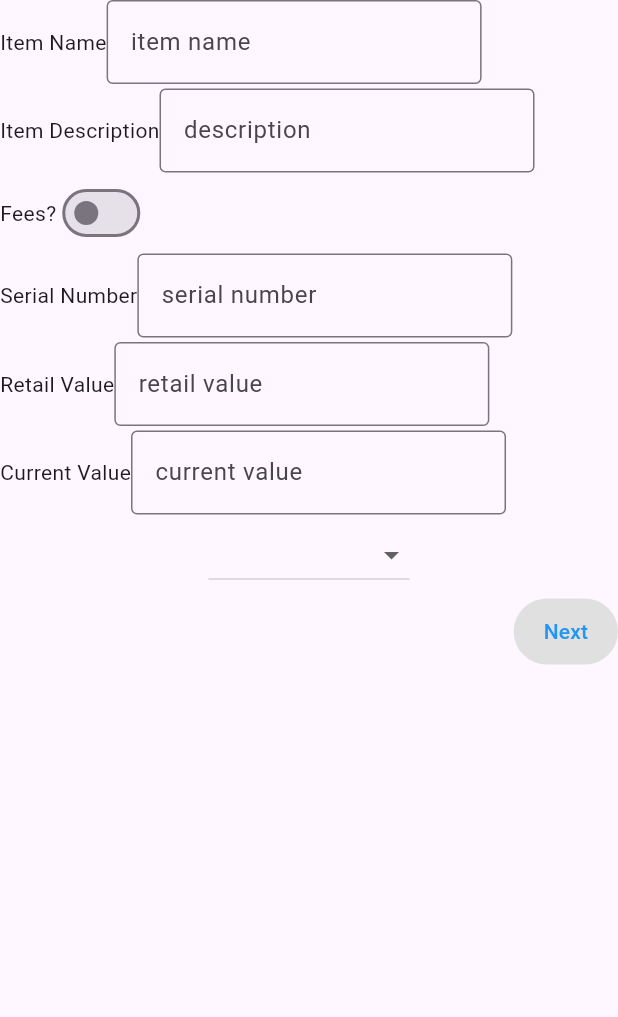
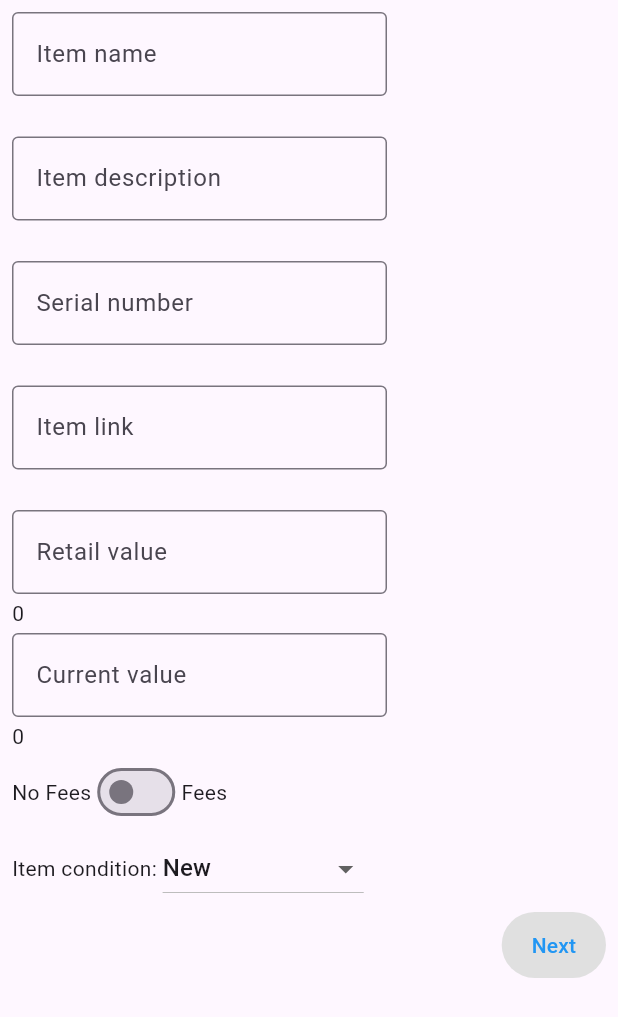
Before and after one commit to ZacSchepis/BorrowMii, a Flutter app: the Step2ItemDetails screen opened directly with empty values, on a phone screen of 412 x 824 dp. Shown: the top 1017 px of the screen. Run offline on Flutter 3.47's test engine with Material 3 defaults, Android fonts, the phone set to English and light mode, and no system bars; our stand-ins replace cloud_firestore, firebase_core; accounts and stored records are empty.

Commit message:
add form control

```diff
--- a/lib/features/items/create_item/create_item_flow.dart
+++ b/lib/features/items/create_item/create_item_flow.dart
@@ -13,7 +13,7 @@ class CreateItemFlow  extends StatefulWidget{
 class _CreateItemFlowState extends State<CreateItemFlow> {
   int _currentStep = 0;
   bool feesEnabled = false;
-  final ItemModel newItem = ItemModel.empty();
+  ItemModel newItem = ItemModel.empty();
   FileImage? image;
 
   void nextStep() {
--- a/lib/features/items/create_item/step2_item_details.dart
+++ b/lib/features/items/create_item/step2_item_details.dart
@@ -1,19 +1,27 @@
 import 'package:flutter/material.dart';
 import 'package:team_d_project/data/models/item_model.dart';
 import 'package:team_d_project/widgets/button.dart';
+import 'package:team_d_project/widgets/form_control.dart';
 
-class Step2ItemDetails extends StatelessWidget {
+
+class Step2ItemDetails extends StatefulWidget {
   final VoidCallback onNext;
   ItemModel item;
   final ValueChanged<bool> onChanged;
   final ValueChanged<String?> onConditionSet;
-  Step2ItemDetails({
-    super.key,
+  Step2ItemDetails(
+      {super.key,
       required this.onNext,
       required this.item,
       required this.onChanged,
-    required this.onConditionSet
-  });
+      required this.onConditionSet});
+
+  @override
+  State<Step2ItemDetails> createState() => _Step2ItemDetailsWidgetState();
+}
+
+class _Step2ItemDetailsWidgetState extends State<Step2ItemDetails> {
+
   List<DropdownMenuItem<String>> get dropdownItems {
     List<DropdownMenuItem<String>> menuItems = [
       DropdownMenuItem(child: Text("New"), value: "new"),
@@ -29,110 +37,64 @@ class Step2ItemDetails extends StatelessWidget {
     // TODO: implement build
     // throw UnimplementedError();
     return Scaffold(
-      body: Column(
+      // appBar: Text("Set Item Info"),
+      body: Padding(
+        padding: const EdgeInsets.all(8.0),
+        child: Column(
           spacing: 3,
+          crossAxisAlignment: CrossAxisAlignment.start,
           children: [
+            FormControl(
+              label: "Item name",
+              onChanged: (value) => widget.item.itemName = value!,
+            ),
+            Text(widget.item.itemName),
+            FormControl(
+                label: "Item description",
+                onChanged: (value) => widget.item.itemDesc = value!),
+            Text(widget.item.itemDesc),
+            FormControl(
+                label: "Serial number",
+                onChanged: (value) => widget.item.itemSerial = value!),
+            Text(widget.item.itemSerial),
+
+            FormControl(
+                label: "Item link", onChanged: (value) => widget.item.itemLink = value!),
+            Text(widget.item.itemLink),
+            FormControl(
+                label: "Retail value",
+                onChanged: (value) =>
+                    widget.item.itemRetail = int.tryParse(value!) ?? 0),
+            Text(widget.item.itemRetail.toString()),
+            FormControl(
+                label: "Current value",
+                onChanged: (value) => widget.item.itemValue = int.tryParse(value!) ?? 0),
+            Text(widget.item.itemValue.toString()),
+
             Row(
               children: [
-              const Text("Item Name"),
-              SizedBox(
-                width: 250,
-                child: TextField(
-                  textInputAction: TextInputAction.go,
-                  decoration: const InputDecoration(
-                      border: OutlineInputBorder(), labelText: 'item name'),
-                  onSubmitted: (value) {
-                    item.itemName = value;
-                  },
-                ),
-              )
+                const Text("No Fees"),
+                Switch(value: false, onChanged: widget.onChanged),
+                const Text("Fees")
               ],
             ),
             Row(
               children: [
-              const Text("Item Description"),
-              SizedBox(
-                width: 250,
-                child: TextField(
-                  textInputAction: TextInputAction.go,
-                  decoration: const InputDecoration(
-                      border: OutlineInputBorder(), labelText: 'description'),
-                  onSubmitted: (value) {
-                    item.itemDesc = value;
-                  },
+                Text("Item condition: "),
+                DropdownButton(
+                  items: dropdownItems,
+                  value: dropdownItems[0].value,
+                  onChanged: widget.onConditionSet,
                 ),
-              )
               ],
             ),
-          Row(
-            children: [
-              const Text("Fees?"),
-              Switch(value: false, onChanged: onChanged)
-            ],
-          ),
-          Row(
-            children: [
-              const Text("Serial Number"),
-              SizedBox(
-                width: 250,
-                child: TextField(
-                  textInputAction: TextInputAction.go,
-                  decoration: const InputDecoration(
-                      border: OutlineInputBorder(), labelText: 'serial number'),
-                  onSubmitted: (value) {
-                    item.itemSerial = value;
-                  },
-                ),
-              )
-            ],
-          ),
-          Row(
-            children: [
-              const Text("Retail Value"),
-              SizedBox(
-                width: 250,
-                child: TextField(
-                  textInputAction: TextInputAction.go,
-                  decoration: const InputDecoration(
-                      border: OutlineInputBorder(), labelText: 'retail value'),
-                  onSubmitted: (value) {
-                    item.itemRetail = int.tryParse(value) ?? 0;
-                  },
-                ),
-              )
-            ],
-          ),
-          Row(
-            children: [
-              const Text("Current Value"),
-              SizedBox(
-                width: 250,
-                child: TextField(
-                  decoration: const InputDecoration(
-                      border: OutlineInputBorder(), labelText: 'current value'),
-                  textInputAction: TextInputAction.go,
-                  onSubmitted: (value) {
-                    item.itemValue = int.tryParse(value) ?? 0;
-                  },
-                ),
-              )
-            ],
-          ),
-          DropdownButton(
-            items: dropdownItems,
-            value: "good",
-            onChanged: onConditionSet,
-
-
-            ),
-
-
             Align(
-            child: Button(text: "Next", onPressed: onNext),
+              child: Button(text: "Next", onPressed: widget.onNext),
               alignment: Alignment.bottomRight,
             ),
           ],
         ),
+      ),
     );
   }
 }
--- /dev/null
+++ b/lib/widgets/form_control.dart
@@ -0,0 +1,37 @@
+import 'package:flutter/material.dart';
+
+class FormControl extends StatefulWidget {
+  final String label;
+  final ValueChanged<String?> onChanged;
+  const FormControl({super.key, required this.label, required this.onChanged});
+
+  @override
+  _FormControlState createState() =>
+      _FormControlState(onChanged: onChanged, label: label);
+}
+
+class _FormControlState extends State<FormControl> {
+  final ValueChanged<String?> onChanged;
+  final String label;
+  _FormControlState({required this.onChanged, required this.label});
+
+  @override
+  Widget build(BuildContext ctx) {
+    return Column(
+      crossAxisAlignment: CrossAxisAlignment.start,
+      children: [
+        // Text(label, textAlign: TextAlign.left),
+        SizedBox(
+          width: 250,
+          child: TextField(
+            textInputAction:  TextInputAction.go,
+            decoration: InputDecoration(
+                border: OutlineInputBorder(), labelText: "$label"),
+            onSubmitted: onChanged,
+
+          ),
+        )
+      ],
+    );
+  }
+}
```
Lines whose indentation alone changed are shown as unchanged.
